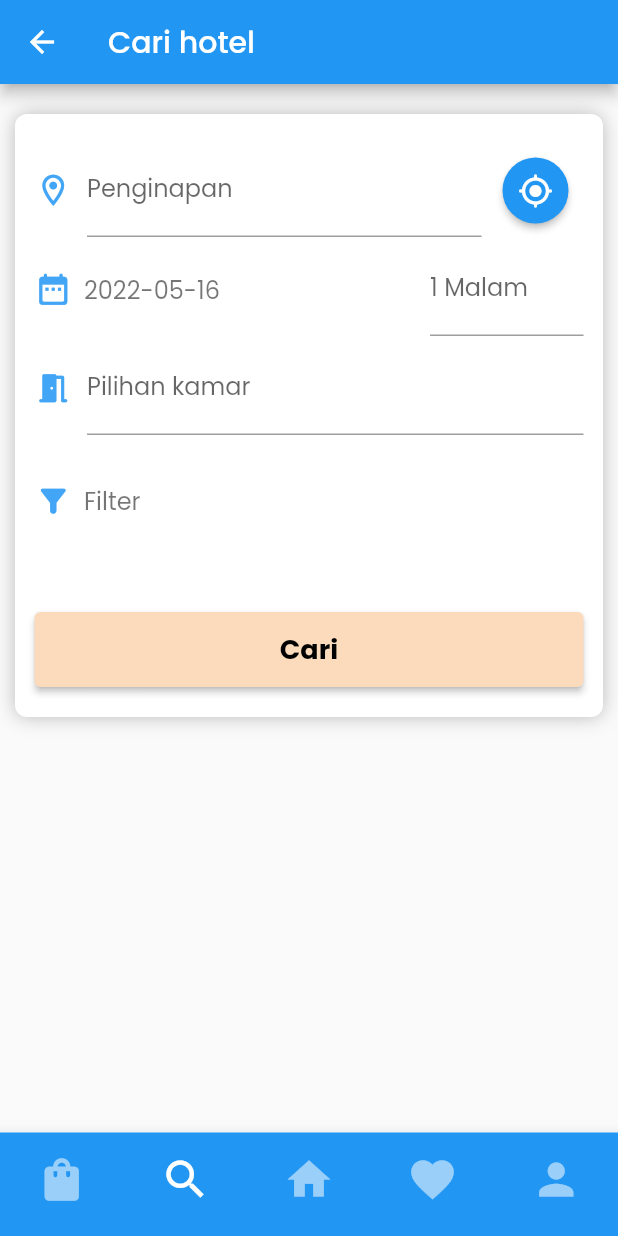
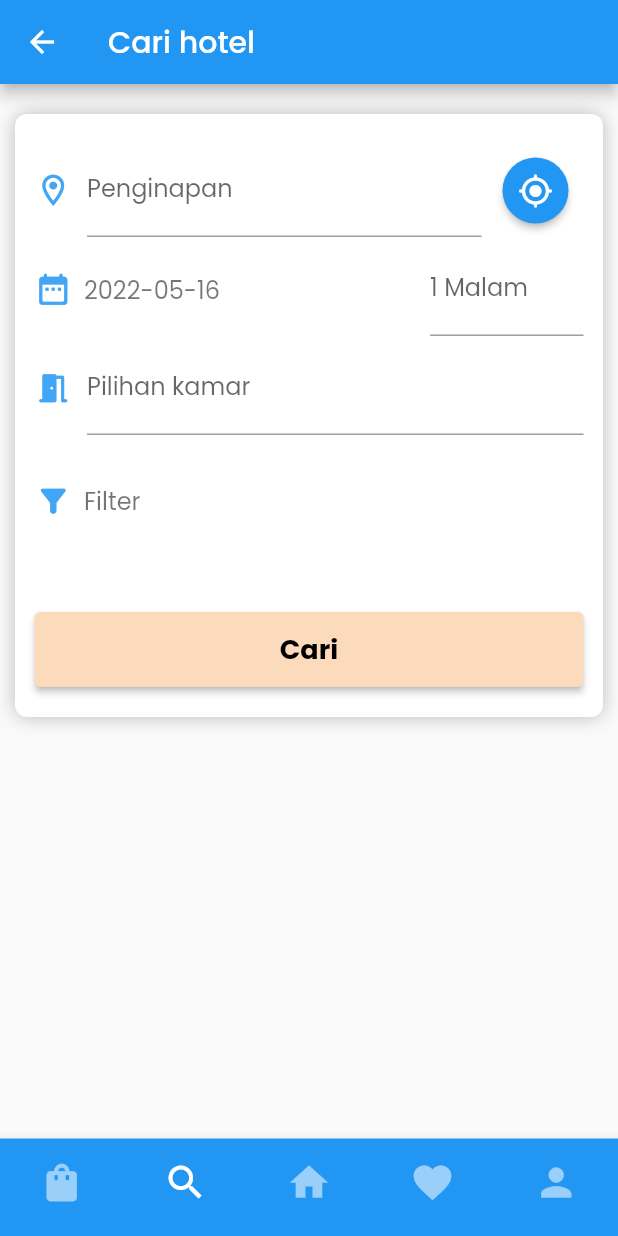
Before and after one commit to NoFall887/PBM_B7, a Flutter app: the Navbar screen opened directly, item 2 of the bottom bar chosen, on a phone screen of 412 x 824 dp. Run offline on Flutter 3.47's test engine with Material 2 defaults, Android fonts, the phone set to English and light mode, and no system bars; our stand-ins replace camera, carousel_slider, email_validator, flutter_rating_bar, geolocator, google_maps_flutter and 4 more; missing offline and left inert: favorite_button, flutter_material_pickers; network calls fail.

Commit message:
minor UI change

```diff
--- a/lib/bottom_navigation_bar.dart
+++ b/lib/bottom_navigation_bar.dart
@@ -30,7 +30,7 @@ class _NavbarState extends State<Navbar> {
         unselectedItemColor: Colors.white54,
         showSelectedLabels: false,
         showUnselectedLabels: false,
-        iconSize: 34,
+        iconSize: 30,
         currentIndex: currentIndex,
         onTap: (index) => setState(() => currentIndex = index),
         items: [
--- a/lib/home_page.dart
+++ b/lib/home_page.dart
@@ -288,7 +288,7 @@ class HomePage extends StatelessWidget {
             autoPlay: true,
             autoPlayInterval: Duration(seconds: 7),
             enlargeCenterPage: true,
-            height: 300,
+            height: 250,
           ),
         ),
         forwardButton(),
--- a/lib/hotel_nearby.dart
+++ b/lib/hotel_nearby.dart
@@ -86,9 +86,8 @@ class _HotelNearbyState extends State<HotelNearby> {
 
   Widget hotelList() {
     return Container(
-      // padding: EdgeInsets.symmetric(vertical: 20, horizontal: 10),
-      color: Colors.white,
       child: ListView.separated(
+        padding: EdgeInsets.symmetric(vertical: 20, horizontal: 10),
         separatorBuilder: (context, index) => SizedBox(height: 10),
         itemCount: _sortedHotel.length,
         itemBuilder: (BuildContext context, int index) {
--- a/lib/main.dart
+++ b/lib/main.dart
@@ -28,7 +28,7 @@ class MyApp extends StatelessWidget {
       debugShowCheckedModeBanner: false,
       theme: ThemeData(fontFamily: 'Poppins'),
       title: "Tourly",
-      home: Navbar(),
+      home: Transaction_Suc(),
     );
   }
 }
```
